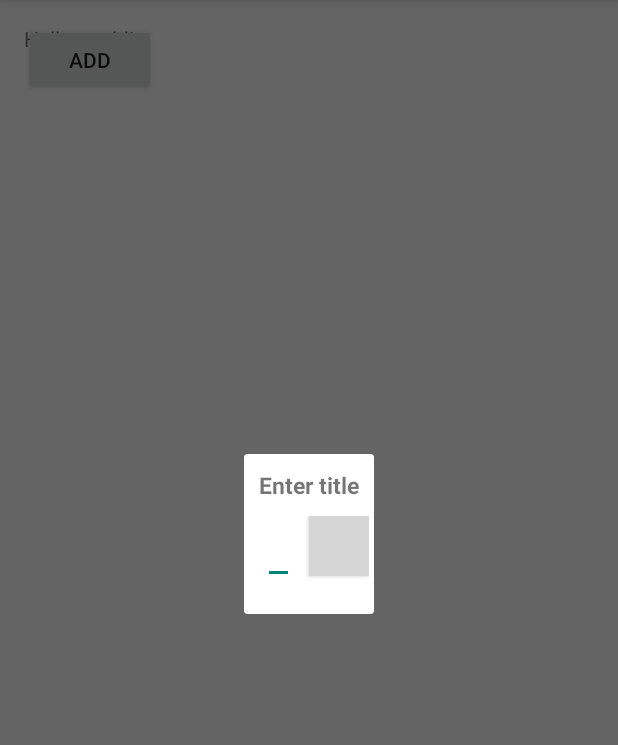
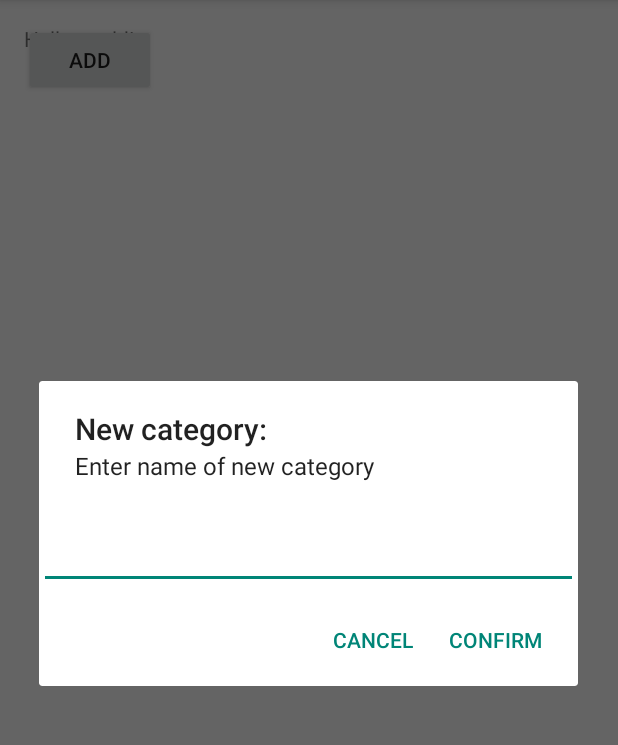
Before and after one commit to lennartpedersen/StudyCards, an Android app: the screen it shows after launch (MainActivity), after a tap on "ADD", on a phone screen of 412 x 824 dp, the part 84-829 px from its top. Run offline under Robolectric (Android 15) with nearby library versions, the phone set to English and light mode, and no system bars; grey boxes are pictures that could not be loaded.

Commit message:
add category del 2

```diff
--- a/StudyCards2/app/src/main/java/com/example/tom_fire/studycards2/CustomDialog.java
+++ /dev/null
@@ -1,35 +0,0 @@
-package com.example.tom_fire.studycards2;
-
-import android.app.Activity;
-import android.app.Dialog;
-import android.content.Context;
-import android.os.Bundle;
-import android.view.View;
-import android.view.Window;
-import android.widget.Button;
-import android.widget.EditText;
-
-/**
- * Created by Lennart Pedersen on 15-06-2015.
- */
-public class CustomDialog extends Dialog implements android.view.View.OnClickListener {
-
-    public Button confirm;
-    public EditText text = (EditText) findViewById(R.id.dialogtextview);
-
-    public CustomDialog(Activity act) {
-        super(act);
-        //requestWindowFeature(Window.FEATURE_NO_TITLE);
-    }
-
-    protected void onCreate(Bundle savedInstanceState) {
-        super.onCreate(savedInstanceState);
-        setTitle("New Category");
-        setContentView(R.layout.custom_dialog);
-    }
-
-    @Override
-    public void onClick(View v) {
-
-    }
-}
--- a/StudyCards2/app/src/main/java/com/example/tom_fire/studycards2/MainActivity.java
+++ b/StudyCards2/app/src/main/java/com/example/tom_fire/studycards2/MainActivity.java
@@ -31,8 +31,29 @@ public class MainActivity extends ActionBarActivity {
             @Override
             public void onClick(View v) {
                 //Toast.makeText(getApplicationContext(),"knappen virker",Toast.LENGTH_SHORT).show();
-                CustomDialog cd = new CustomDialog(MainActivity.this);
-                cd.show();
+                AlertDialog.Builder alertDialog = new AlertDialog.Builder(MainActivity.this);
+                alertDialog.setTitle("New category:");
+                alertDialog.setMessage("Enter name of new category");
+
+                final EditText input = new EditText(MainActivity.this);
+                LinearLayout.LayoutParams lp = new LinearLayout.LayoutParams(LinearLayout.LayoutParams.MATCH_PARENT,LinearLayout.LayoutParams.MATCH_PARENT);
+                input.setLayoutParams(lp);
+                alertDialog.setView(input);
+
+                alertDialog.setPositiveButton("Confirm", new DialogInterface.OnClickListener() {
+                    @Override
+                    public void onClick(DialogInterface dialog, int which) {
+                        categories.add(input.getText().toString());
+                        Toast.makeText(getApplicationContext(), input.getText().toString(), Toast.LENGTH_SHORT).show();
+                    }
+                });
+                alertDialog.setNegativeButton("Cancel", new DialogInterface.OnClickListener() {
+                    @Override
+                    public void onClick(DialogInterface dialog, int which) {
+                        dialog.cancel();
+                    }
+                });
+                alertDialog.show();
             }
         });
     }
@@ -59,7 +80,5 @@ public class MainActivity extends ActionBarActivity {
         return super.onOptionsItemSelected(item);
     }
 
-    public void addTitle(String title) {
-        categories.add(title);
-    }
+
 }
--- a/StudyCards2/app/src/main/res/layout/custom_dialog.xml
+++ /dev/null
@@ -1,41 +0,0 @@
-<?xml version="1.0" encoding="utf-8"?>
-<LinearLayout xmlns:android="http://schemas.android.com/apk/res/android"
-    android:orientation="vertical" android:layout_width="match_parent"
-    android:layout_height="match_parent">
-
-    <TextView
-        android:id="@+id/dialogtitle"
-        android:layout_width="wrap_content"
-        android:layout_height="wrap_content"
-        android:layout_gravity="left"
-        android:layout_margin="10dp"
-        android:text="Enter title"
-        android:textSize="15dp"
-        android:textStyle="bold"
-        />
-
-    <LinearLayout
-        android:layout_width="wrap_content"
-        android:layout_height="wrap_content"
-        android:layout_gravity="center"
-        android:orientation="horizontal">
-
-        <EditText
-            android:id="@+id/dialogtextview"
-            android:layout_height="wrap_content"
-            android:layout_width="wrap_content"
-            android:layout_gravity="left"
-            android:layout_margin="10dp"
-        />
-
-        <Button
-            android:id="@+id/dialogButton"
-            android:layout_width="40dp"
-            android:layout_height="40dp"
-            android:background="@drawable/check"
-
-            />
-
-      </LinearLayout>
-
-</LinearLayout>
```
